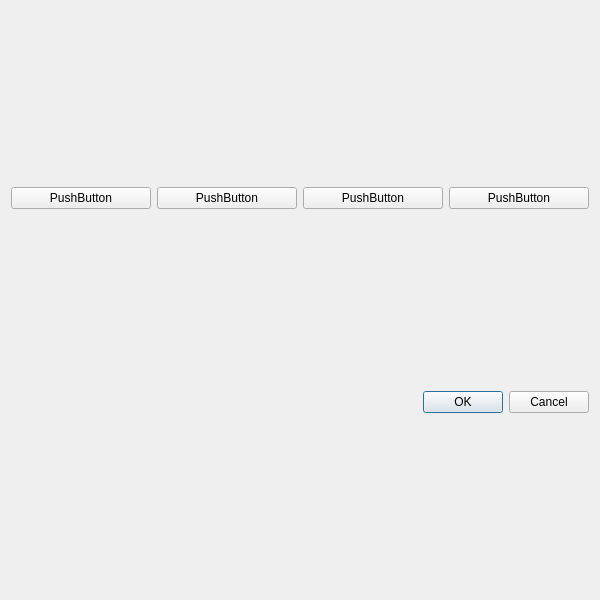
This is arx_window.ui in AdrianSzewczyk/ProjektSieci as Qt 5 draws it before an edit. The edited form follows.
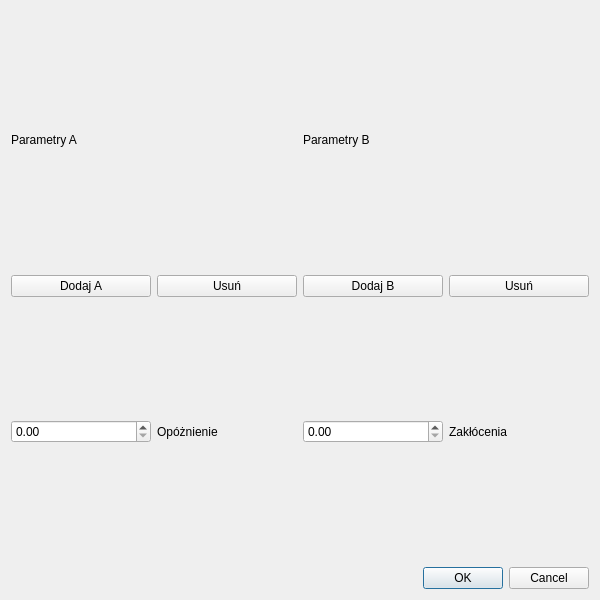
This is the edited form.

Diff of the .ui file:
```diff
--- a/arx_window.ui
+++ b/arx_window.ui
@@ -13,7 +13,25 @@
   <property name="windowTitle">
    <string>Dialog</string>
   </property>
-  <layout class="QVBoxLayout" name="verticalLayout" stretch="9,1,0">
+  <layout class="QVBoxLayout" name="verticalLayout" stretch="1,11,1,1,1">
+   <item>
+    <layout class="QHBoxLayout" name="horizontalLayout_3">
+     <item>
+      <widget class="QLabel" name="label_2">
+       <property name="text">
+        <string>Parametry A</string>
+       </property>
+      </widget>
+     </item>
+     <item>
+      <widget class="QLabel" name="label">
+       <property name="text">
+        <string>Parametry B</string>
+       </property>
+      </widget>
+     </item>
+    </layout>
+   </item>
    <item>
     <layout class="QHBoxLayout" name="horizontalLayout">
      <item>
@@ -29,28 +47,52 @@
      <item>
       <widget class="QPushButton" name="pushButton_4">
        <property name="text">
-        <string>PushButton</string>
+        <string>Dodaj A</string>
        </property>
       </widget>
      </item>
      <item>
       <widget class="QPushButton" name="pushButton_3">
        <property name="text">
-        <string>PushButton</string>
+        <string>Usuń</string>
        </property>
       </widget>
      </item>
      <item>
       <widget class="QPushButton" name="pushButton_2">
        <property name="text">
-        <string>PushButton</string>
+        <string>Dodaj B</string>
        </property>
       </widget>
      </item>
      <item>
       <widget class="QPushButton" name="pushButton">
        <property name="text">
-        <string>PushButton</string>
+        <string>Usuń</string>
+       </property>
+      </widget>
+     </item>
+    </layout>
+   </item>
+   <item>
+    <layout class="QHBoxLayout" name="horizontalLayout_4">
+     <item>
+      <widget class="QDoubleSpinBox" name="doubleSpinBox_2"/>
+     </item>
+     <item>
+      <widget class="QLabel" name="label_4">
+       <property name="text">
+        <string>Opóżnienie</string>
+       </property>
+      </widget>
+     </item>
+     <item>
+      <widget class="QDoubleSpinBox" name="doubleSpinBox"/>
+     </item>
+     <item>
+      <widget class="QLabel" name="label_3">
+       <property name="text">
+        <string>Zakłócenia</string>
        </property>
       </widget>
      </item>
```
